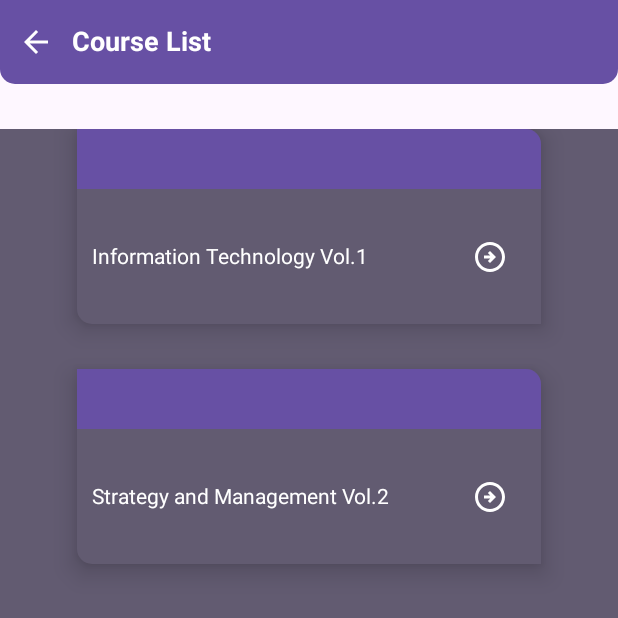
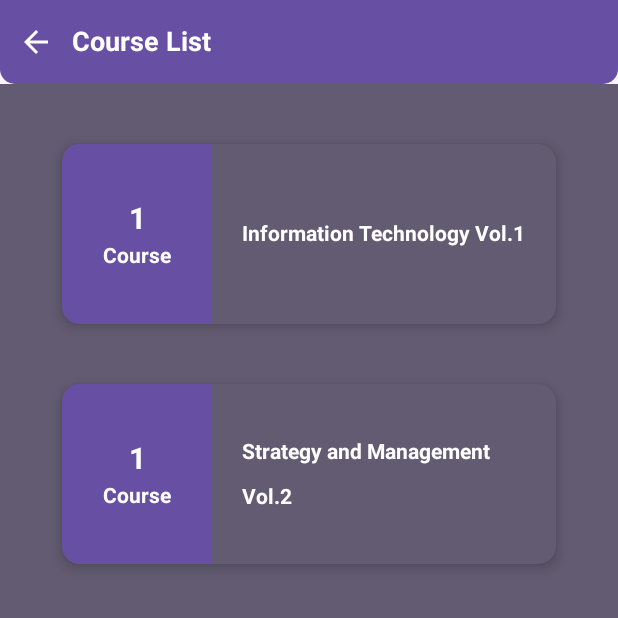
Before and after one commit to MyoHsetOo/QuizProject, an Android app built with Jetpack Compose: the composable CourseListScreen shown on its own in the app's theme, on a phone screen of 412 x 824 dp, the top half of it. Run offline under Robolectric (Android 15) with nearby library versions, the phone set to English and light mode, and no system bars; 1 statement that could not run was skipped.

Commit message:
courseList Commit

```diff
--- a/app/src/main/java/com/example/quizproject/userScreens/CourseListScreen.kt
+++ b/app/src/main/java/com/example/quizproject/userScreens/CourseListScreen.kt
@@ -67,9 +67,6 @@ import com.example.quizproject.R
 @Composable
 fun CourseListScreen (navController: NavController) {
 
-
-
-
     Column() {
             Row(modifier = Modifier
                 .fillMaxWidth()
@@ -95,7 +92,6 @@ fun CourseListScreen (navController: NavController) {
                             tint = MaterialTheme.colorScheme.onPrimary
                         )
                     }
-
                     Text(
                         text = "Course List",
                         style = androidx.compose.ui.text.TextStyle(
@@ -105,29 +101,24 @@ fun CourseListScreen (navController: NavController) {
                         )
                     )
                 }
-
-
             }
         }
 
-        Spacer(modifier = Modifier.height(30.dp))
+
 
     Column(
         modifier = Modifier
                     .fillMaxSize()
-                    .background(MaterialTheme.colorScheme.secondary)
-                    .verticalScroll(rememberScrollState()),
+                    .background(MaterialTheme.colorScheme.secondary),
                 horizontalAlignment = Alignment.CenterHorizontally,
                 verticalArrangement = Arrangement.Top
             ) {
-                card(
+                FinalCard(
                     text = "Information Technology Vol.1",
                     navController
                 )
 
-                Spacer(modifier = Modifier.height(30.dp))
-
-                card(
+                FinalCard(
                     text="Strategy and Management Vol.2"
                 ,navController
                 )
@@ -138,61 +129,75 @@ fun CourseListScreen (navController: NavController) {
 
 
 @Composable
-fun card(text:String , navController: NavController){
-    Column(
-        modifier = Modifier
+fun FinalCard(text:String , navController: NavController){
+    Spacer(modifier = Modifier.height(30.dp))
+    Card(modifier= Modifier
+        .fillMaxWidth(0.8f)
         .height(130.dp)
-            .fillMaxWidth(0.75f)
+        .padding(top = 10.dp)
         .clickable {
+            navController.navigate("CourseContentAdminScreen")
+        },
+        colors = CardDefaults.cardColors(MaterialTheme.colorScheme.secondary),
+        elevation = CardDefaults.cardElevation(5.dp)) {
 
-                navController.navigate("CourseContent")
-            },
-         //   .padding(60.dp)
+        Row(
+            modifier = Modifier.fillMaxSize(),
         ) {
+
             Card(
                 modifier = Modifier
-                .fillMaxSize(),
-            colors = CardDefaults.cardColors(MaterialTheme.colorScheme.secondary),
-            elevation = CardDefaults.cardElevation(10.dp),
-            shape = RoundedCornerShape(topStart = 0.dp, topEnd = 10.dp, bottomEnd = 0.dp, bottomStart = 10.dp)
+                    .fillMaxHeight()
+                    .width(100.dp),
+                colors = CardDefaults.cardColors(MaterialTheme.colorScheme.primary),
+                shape = RoundedCornerShape(
+                    topStart = 0.dp,
+                    topEnd = 0.dp,
+                    bottomStart = 0.dp,
+                    bottomEnd = 0.dp
+                )
             ) {
-            Card(modifier = Modifier
-                .fillMaxWidth()
-                .height(40.dp),
-                colors = CardDefaults.cardColors(MaterialTheme.colorScheme.primary),
-                shape = RoundedCornerShape( topStart = 0.dp, topEnd = 0.dp, bottomEnd = 0.dp, bottomStart = 0.dp)
+                Column(
+                    modifier = Modifier.fillMaxSize(),
+                    horizontalAlignment = Alignment.CenterHorizontally,
+                    verticalArrangement = Arrangement.Center
                 ) {
-                /*Image(
-                    modifier = Modifier
-                        .fillMaxWidth()
-                        .offset(0.dp, (-30).dp),
-                    painter = painterResource(id = R.drawable.bg_main),
-                    contentDescription = "Header Background",
-                    contentScale = ContentScale.FillWidth
-                )*/
-            }
-            Column(verticalArrangement = Arrangement.Center,
-                modifier = Modifier
-                    .fillMaxSize()
-                    .padding(10.dp)) {
-               Row(modifier = Modifier.fillMaxWidth(),
-                   verticalAlignment = Alignment.CenterVertically,
-                   horizontalArrangement = Arrangement.SpaceBetween) {
-                   Text(text = text,
+
+                    Text(
+                        text = "1",
                         style = TextStyle(
-                           color=MaterialTheme.colorScheme.onPrimary
+                            color = MaterialTheme.colorScheme.onPrimary,
+                            fontWeight = FontWeight.Bold,
+                            fontSize = 20.sp
                         )
                     )
 
-                   IconButton(onClick = {
-
-                       navController.navigate("CourseContent")
-                   }) {
-                       Icon(imageVector = Icons.Outlined.ArrowCircleRight, contentDescription = "right")
+                    Spacer(modifier = Modifier.height(5.dp))
+                    Text(
+                        text = "Course",
+                        style = TextStyle(
+                            color = MaterialTheme.colorScheme.onPrimary,
+                            fontWeight = FontWeight.Bold,
+                            fontSize = 14.sp
+                        )
+                    )
+                }
             }
 
-               }
-
+            Column(horizontalAlignment = Alignment.Start,
+                verticalArrangement = Arrangement.Center,
+                modifier = Modifier
+                    .fillMaxSize()
+                    .padding(20.dp)) {
+                Text(
+                    text = text,
+                    style = TextStyle(
+                        color = MaterialTheme.colorScheme.onPrimary,
+                        lineHeight = 30.sp,
+                        fontWeight = FontWeight.Bold,
+                        fontSize = 14.sp
+                    )
+                )
             }
         }
     }
```
Lines whose indentation alone changed are shown as unchanged.
